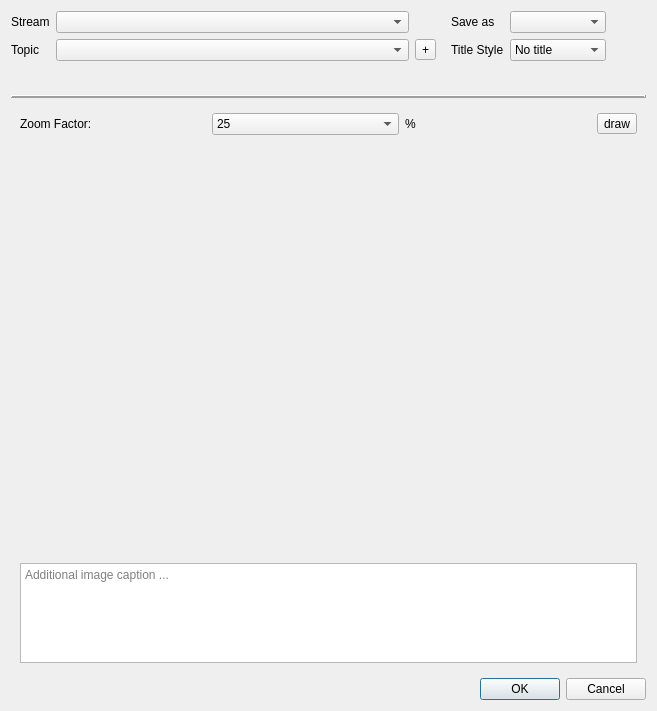
Before: the Qt Designer form src/pythonGui/karabogui/dialogs/ui/logbook.ui in European-XFEL/Karabo, drawn with Qt 5.
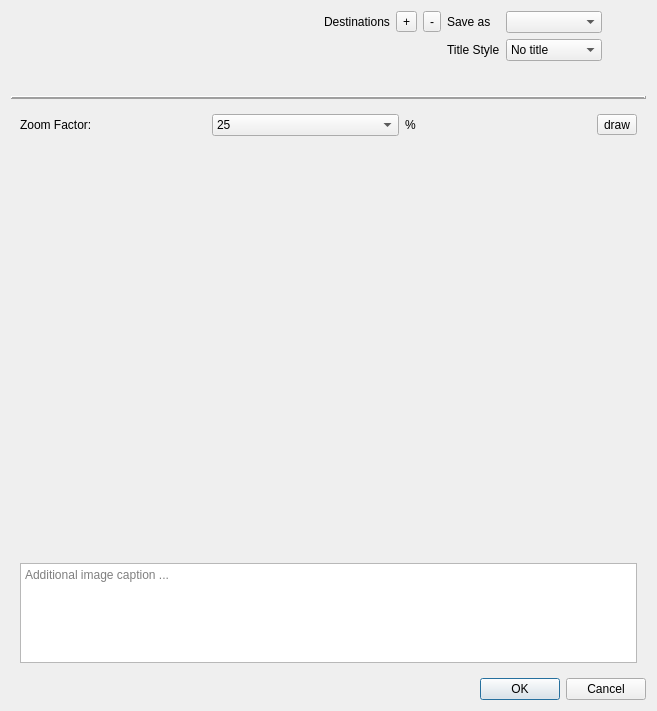
After: the same form once the commit is applied.

Commit message: GUI: Logbook - option to copy entry to other proposal of different karabo topic

```diff
--- a/src/pythonGui/karabogui/dialogs/ui/logbook.ui
+++ b/src/pythonGui/karabogui/dialogs/ui/logbook.ui
@@ -27,100 +27,13 @@
   </property>
   <layout class="QVBoxLayout" name="verticalLayout" stretch="0,0,4,0">
    <item>
-    <layout class="QGridLayout" name="gridLayout">
-     <item row="0" column="0">
-      <widget class="QLabel" name="label">
-       <property name="text">
-        <string>Stream</string>
-       </property>
-      </widget>
-     </item>
+    <layout class="QGridLayout" name="gridLayout_5">
+     <property name="rightMargin">
+      <number>4</number>
+     </property>
      <item row="0" column="1">
-      <widget class="QComboBox" name="combo_name">
-       <property name="sizePolicy">
-        <sizepolicy hsizetype="Expanding" vsizetype="Fixed">
-         <horstretch>0</horstretch>
-         <verstretch>0</verstretch>
-        </sizepolicy>
-       </property>
-       <property name="sizeAdjustPolicy">
-        <enum>QComboBox::AdjustToContents</enum>
-       </property>
-      </widget>
-     </item>
-     <item row="0" column="2">
-      <spacer name="horizontalSpacer_2">
-       <property name="orientation">
-        <enum>Qt::Horizontal</enum>
-       </property>
-       <property name="sizeType">
-        <enum>QSizePolicy::Fixed</enum>
-       </property>
-       <property name="sizeHint" stdset="0">
-        <size>
-         <width>30</width>
-         <height>20</height>
-        </size>
-       </property>
-      </spacer>
-     </item>
-     <item row="0" column="3">
-      <widget class="QLabel" name="label_3">
-       <property name="text">
-        <string>Save as </string>
-       </property>
-      </widget>
-     </item>
-     <item row="0" column="4">
-      <widget class="QComboBox" name="combo_datatype"/>
-     </item>
-     <item row="0" column="5">
-      <spacer name="horizontalSpacer">
-       <property name="orientation">
-        <enum>Qt::Horizontal</enum>
-       </property>
-       <property name="sizeType">
-        <enum>QSizePolicy::Fixed</enum>
-       </property>
-       <property name="sizeHint" stdset="0">
-        <size>
-         <width>40</width>
-         <height>20</height>
-        </size>
-       </property>
-      </spacer>
-     </item>
-     <item row="1" column="0">
-      <widget class="QLabel" name="label_6">
-       <property name="text">
-        <string>Topic</string>
-       </property>
-      </widget>
-     </item>
+      <layout class="QGridLayout" name="gridLayout_8">
      <item row="1" column="1">
-      <widget class="QComboBox" name="combo_topic">
-       <property name="sizePolicy">
-        <sizepolicy hsizetype="Expanding" vsizetype="Fixed">
-         <horstretch>0</horstretch>
-         <verstretch>0</verstretch>
-        </sizepolicy>
-       </property>
-       <property name="editable">
-        <bool>false</bool>
-       </property>
-       <property name="sizeAdjustPolicy">
-        <enum>QComboBox::AdjustToContents</enum>
-       </property>
-      </widget>
-     </item>
-     <item row="1" column="3">
-      <widget class="QLabel" name="label_5">
-       <property name="text">
-        <string>Title Style</string>
-       </property>
-      </widget>
-     </item>
-     <item row="1" column="4">
       <widget class="QComboBox" name="combo_title_style">
        <item>
         <property name="text">
@@ -139,7 +52,55 @@
        </item>
       </widget>
      </item>
-     <item row="2" column="0" colspan="5">
+       <item row="1" column="0">
+        <widget class="QLabel" name="label_11">
+         <property name="text">
+          <string>Title Style</string>
+         </property>
+        </widget>
+       </item>
+       <item row="0" column="2">
+        <spacer name="horizontalSpacer_6">
+         <property name="orientation">
+          <enum>Qt::Horizontal</enum>
+         </property>
+         <property name="sizeType">
+          <enum>QSizePolicy::Fixed</enum>
+         </property>
+         <property name="sizeHint" stdset="0">
+          <size>
+           <width>40</width>
+           <height>20</height>
+          </size>
+         </property>
+        </spacer>
+       </item>
+       <item row="0" column="1">
+        <widget class="QComboBox" name="combo_datatype"/>
+       </item>
+       <item row="0" column="0">
+        <widget class="QLabel" name="label_10">
+         <property name="text">
+          <string>Save as </string>
+         </property>
+        </widget>
+       </item>
+       <item row="2" column="1">
+        <spacer name="verticalSpacer">
+         <property name="orientation">
+          <enum>Qt::Vertical</enum>
+         </property>
+         <property name="sizeHint" stdset="0">
+          <size>
+           <width>20</width>
+           <height>1</height>
+          </size>
+         </property>
+        </spacer>
+       </item>
+      </layout>
+     </item>
+     <item row="1" column="0">
       <widget class="QStackedWidget" name="title_stackedWidget">
        <property name="currentIndex">
         <number>0</number>
@@ -177,34 +138,71 @@
        </widget>
       </widget>
      </item>
-     <item row="2" column="5">
-      <spacer name="horizontalSpacer_3">
+     <item row="0" column="0">
+      <layout class="QGridLayout" name="gridLayout_6">
+       <item row="0" column="0" rowspan="2">
+        <widget class="QWidget" name="stream_widget" native="true">
+         <layout class="QVBoxLayout" name="destinations_layout">
+          <property name="leftMargin">
+           <number>0</number>
+          </property>
+          <property name="topMargin">
+           <number>0</number>
+          </property>
+          <property name="rightMargin">
+           <number>0</number>
+          </property>
+          <property name="bottomMargin">
+           <number>6</number>
+          </property>
+         </layout>
+        </widget>
+       </item>
+       <item row="0" column="2">
+        <layout class="QHBoxLayout" name="horizontalLayout_2">
+         <item>
+          <spacer name="horizontalSpacer">
        <property name="orientation">
         <enum>Qt::Horizontal</enum>
        </property>
-       <property name="sizeType">
-        <enum>QSizePolicy::Fixed</enum>
-       </property>
        <property name="sizeHint" stdset="0">
         <size>
-         <width>40</width>
+             <width>5</width>
          <height>20</height>
         </size>
        </property>
       </spacer>
      </item>
-     <item row="1" column="2">
-      <widget class="QToolButton" name="create_topic">
-       <property name="toolTip">
-        <string>Create a new topic</string>
-       </property>
+         <item>
+          <widget class="QLabel" name="label">
+           <property name="sizePolicy">
+            <sizepolicy hsizetype="Fixed" vsizetype="Preferred">
+             <horstretch>0</horstretch>
+             <verstretch>0</verstretch>
+            </sizepolicy>
+           </property>
+           <property name="text">
+            <string>Destinations</string>
+           </property>
+          </widget>
+         </item>
+         <item>
+          <widget class="QToolButton" name="add_stream">
        <property name="text">
         <string>+</string>
        </property>
-       <property name="checkable">
-        <bool>true</bool>
-       </property>
-      </widget>
+          </widget>
+         </item>
+         <item>
+          <widget class="QToolButton" name="remove_stream">
+           <property name="text">
+            <string>-</string>
+           </property>
+          </widget>
+         </item>
+        </layout>
+       </item>
+      </layout>
      </item>
     </layout>
    </item>
```
Left out of the diff: 10 changed lines with no effect on the pictures. Lines whose indentation alone changed are shown as unchanged. The commit also changes 2 other files.
